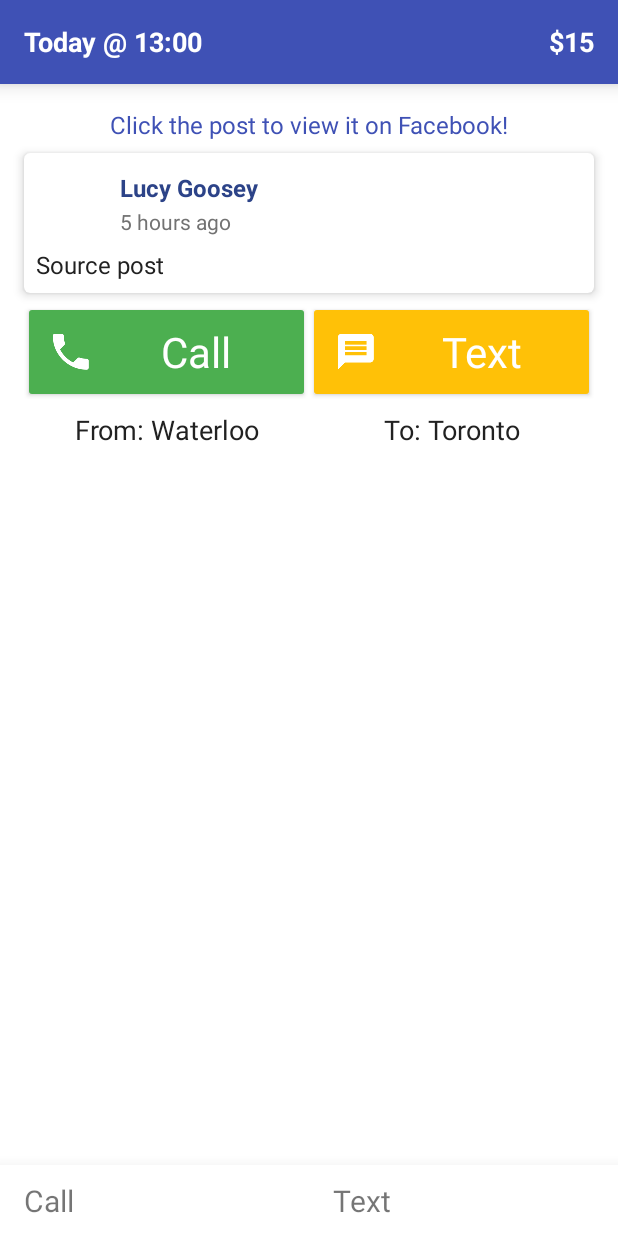
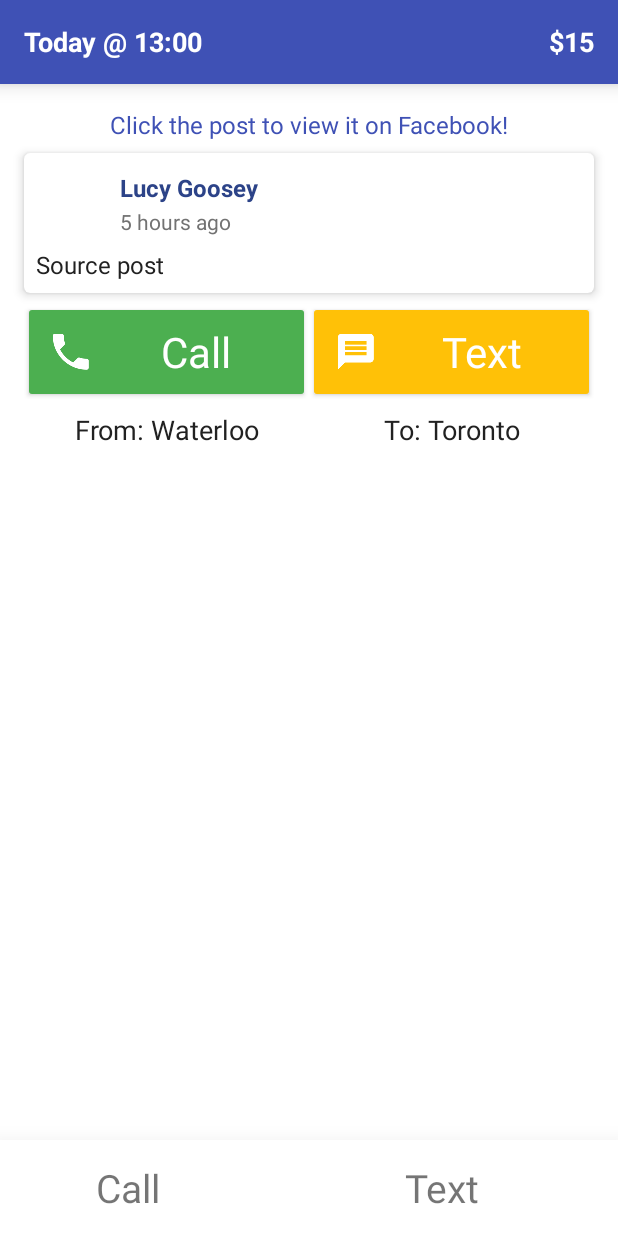
Before and after one commit to steviek/WaterWheels, an Android app: the layout fragment_display.xml on its own in the app's theme, with its tools: preview values and no code run, on a phone screen of 412 x 824 dp. Run offline under Robolectric (Android 15) with nearby library versions, the light colour scheme and no system bars.

Commit message:
Fix flat buttons, add Ajax as destination

```diff
--- a/app/build.gradle
+++ b/app/build.gradle
@@ -8,8 +8,8 @@ android {
         applicationId "com.sixbynine.waterwheels"
         minSdkVersion 15
         targetSdkVersion 26
-        versionCode 18
-        versionName "1.15"
+        versionCode 19
+        versionName "1.16"
     }
 
     buildTypes {
--- a/app/src/main/java/com/sixbynine/waterwheels/manager/FacebookManager.java
+++ b/app/src/main/java/com/sixbynine/waterwheels/manager/FacebookManager.java
@@ -202,7 +202,7 @@ public final class FacebookManager implements FacebookCallback<LoginResult> {
         Bundle parameters = new Bundle();
         parameters.putString("date_format", "U");
         parameters.putString("fields", "created_time,from,id,message,updated_time");
-        parameters.putString("limit", "750");
+        parameters.putString("limit", "1000");
 
         if (!SINCE_BROKEN) {
           parameters.putString("since", String.valueOf(TimeUnit.SECONDS.convert(lastUpdateTime, TimeUnit.MILLISECONDS)));
--- a/app/src/main/java/com/sixbynine/waterwheels/model/Place.java
+++ b/app/src/main/java/com/sixbynine/waterwheels/model/Place.java
@@ -16,6 +16,7 @@ import java.util.regex.Pattern;
  * Simply change the display name and make the regex empty to phase out a location.
  */
 public enum Place {
+  AJAX("Ajax", "Ajax", 43.854897, -79.055149),
   ANCASTER("Ancaster", "Ancaster", 43.217779, -79.987283),
   BARRIE("Barrie", "Barrie", 44.389356, -79.690332),
   BLUE_MOUNTAIN("Blue Mountain", "Blue\\s?Mountain", 44.676161, -77.946865),
--- a/app/src/main/res/layout/fragment_display.xml
+++ b/app/src/main/res/layout/fragment_display.xml
@@ -214,23 +214,66 @@
     android:orientation="horizontal"
     android:layout_alignParentBottom="true"
     android:background="@android:color/white"
-    android:elevation="16dp">
+    android:elevation="24dp">
+
+    <LinearLayout
+      android:id="@+id/phone_btn_flat"
+      android:layout_weight="1"
+      android:layout_width="0dp"
+      android:layout_height="match_parent"
+      android:background="?attr/selectableItemBackground">
+
+      <ImageView
+        android:id="@+id/phone_icon"
+        android:layout_marginStart="16dp"
+        android:layout_marginLeft="16dp"
+        android:layout_marginTop="16dp"
+        android:layout_marginEnd="8dp"
+        android:layout_marginRight="8dp"
+        android:layout_marginBottom="16dp"
+        android:layout_width="32dp"
+        android:layout_height="32dp"
+        android:contentDescription="@null"
+        android:background="@android:color/transparent"
+        android:scaleType="centerInside"/>
+
+      <TextView
+        style="@style/FlatButton"
+        android:layout_width="match_parent"
+        android:layout_height="wrap_content"
+        android:layout_gravity="center_vertical"
+        android:text="@string/call"/>
+
+    </LinearLayout>
+
+    <LinearLayout
+      android:id="@+id/sms_btn_flat"
+      android:layout_width="0dp"
+      android:layout_weight="1"
+      android:layout_height="match_parent"
+      android:background="?attr/selectableItemBackground">
+
+    <ImageView
+      android:id="@+id/sms_icon"
+      android:layout_marginStart="16dp"
+      android:layout_marginLeft="16dp"
+      android:layout_marginTop="16dp"
+      android:layout_marginEnd="8dp"
+      android:layout_marginRight="8dp"
+      android:layout_width="32dp"
+      android:layout_height="32dp"
+      android:background="@android:color/transparent"
+      android:contentDescription="@null"
+      android:scaleType="centerInside"/>
 
     <TextView
-      android:id="@+id/phone_btn_flat"
       style="@style/FlatButton"
-      android:layout_width="0dp"
+      android:layout_width="match_parent"
       android:layout_height="wrap_content"
-      android:layout_weight="1"
-      android:text="@string/call"/>
+      android:layout_gravity="center_vertical"
+      android:text="@string/text"/>
 
-    <TextView
-      android:id="@+id/sms_btn_flat"
-      style="@style/FlatButton"
-      android:layout_width="0dp"
-      android:layout_height="wrap_content"
-      android:layout_weight="1"
-      android:text="@string/text"/>
+    </LinearLayout>
 
   </LinearLayout>
 
--- a/app/src/main/res/values/strings.xml
+++ b/app/src/main/res/values/strings.xml
@@ -15,6 +15,7 @@
     <string name="text">Text</string>
     <string name="few_seconds_ago">A few seconds ago</string>
     <string name="click_post">Click the post to view it on Facebook!</string>
+    <string name="price">$%1$d</string>
 
     <plurals name="x_mins">
         <item quantity="one">%d min</item>
--- a/app/src/main/res/values/styles.xml
+++ b/app/src/main/res/values/styles.xml
@@ -20,12 +20,11 @@
         <item name="android:minHeight">36dp</item>
         <item name="android:paddingTop">10dp</item>
         <item name="android:paddingBottom">10dp</item>
-        <item name="android:paddingLeft">16dp</item>
-        <item name="android:paddingRight">16dp</item>
+        <item name="android:paddingLeft">8dp</item>
+        <item name="android:paddingRight">8dp</item>
         <item name="android:gravity">left|center_vertical</item>
-        <item name="android:textSize">20sp</item>
-        <item name="android:background">?attr/selectableItemBackground</item>
-        <item name="android:drawablePadding">8dp</item>
+        <item name="android:textSize">26sp</item>
+        <item name="android:layout_gravity">center_vertical</item>
     </style>
 
     <style name="Button.Call" parent="Button">
```
Also changed, not shown: app/src/main/java/com/sixbynine/waterwheels/offerdisplay/DisplayFragment.java (+26 -22 lines).
